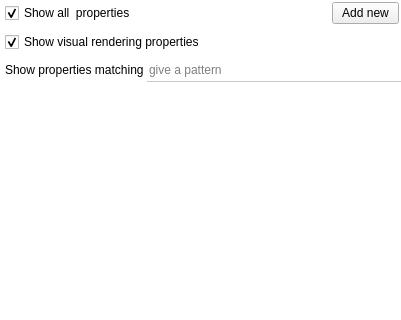
First picture: the form in plugins/view/TableView/PropertiesEditor.ui, repository anlambert/tulip, before the edit; both pictures show x 0 to 401 and y 0 to 320 of the 401 by 459 pixel window.
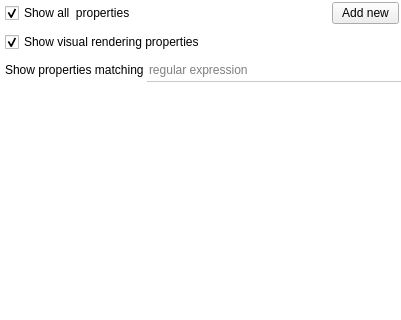
Second picture: the form after the edit. Icons and pictures are not drawn. Custom widgets are drawn as their Qt base class.

Commit message:
TableView: Add some slight changes to search interface
  - simplify placeholder texts

  - rename "case sensitive" label to "match case"

  - do not match case by default when performing search or column filtering

Patch:
```diff
--- a/plugins/view/TableView/PropertiesEditor.ui
+++ b/plugins/view/TableView/PropertiesEditor.ui
@@ -251,7 +251,7 @@
 border-bottom: 1px solid #C9C9C9;</string>
           </property>
           <property name="placeholderText">
-           <string>give a pattern</string>
+           <string>regular expression</string>
           </property>
          </widget>
         </item>
```
The commit also changes 2 other files.
